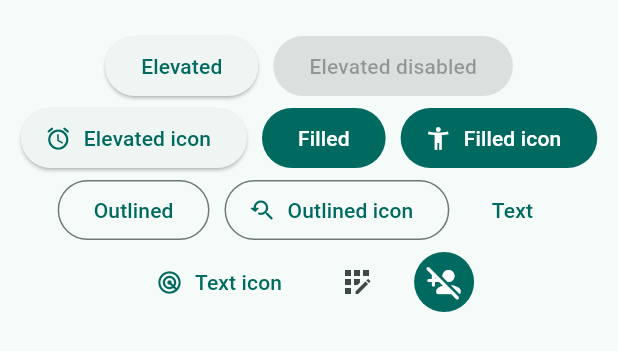
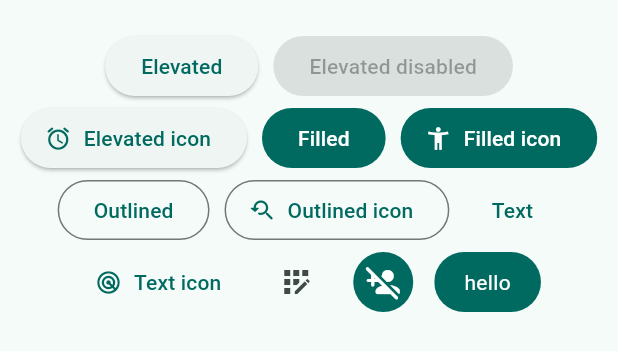
Before and after one commit to jumagu/widgets_app, a Flutter app: the _ButtonsView widget shown alone on an empty page, opened directly, on a phone screen of 412 x 824 dp. Shown: the top 351 px of the screen. Run offline on Flutter 3.47's test engine with Material 3 defaults, Android fonts, the phone set to English and light mode, and no system bars; our stand-ins replace go_router; network calls fail.

Commit message:
Add custom button implementation and card display logic

```diff
--- a/lib/presentation/screens/buttons/buttons_screen.dart
+++ b/lib/presentation/screens/buttons/buttons_screen.dart
@@ -61,7 +61,6 @@ class _ButtonsView extends StatelessWidget {
                 onPressed: () {},
                 icon: const Icon(Icons.radar_outlined),
                 label: const Text('Text icon')),
-
             IconButton(onPressed: () {}, icon: Icon(Icons.app_registration)),
             IconButton(
               onPressed: () {},
@@ -80,12 +79,38 @@ class _ButtonsView extends StatelessWidget {
                   //   },
                   // )
                   ),
-            )
-
-            // TODO custom button
+            ),
+            const CustomButton()
           ],
         ),
       ),
     );
   }
 }
+
+// ? This is just a way to create a custom button. Not the only one.
+class CustomButton extends StatelessWidget {
+  const CustomButton({super.key});
+
+  @override
+  Widget build(BuildContext context) {
+    final themeColors = Theme.of(context).colorScheme;
+
+    return ClipRRect(
+      borderRadius: BorderRadius.circular(120),
+      child: Material(
+        color: themeColors.primary,
+        child: InkWell(
+          // ? Like a gesture detector
+          onTap: () {},
+          child: Padding(
+              padding: const EdgeInsets.symmetric(horizontal: 20, vertical: 10),
+              child: Text(
+                'hello',
+                style: TextStyle(color: Colors.white),
+              )),
+        ),
+      ),
+    );
+  }
+}
```
Also changed, not shown: lib/presentation/screens/cards/cards_screen.dart (+167 -1 lines).
